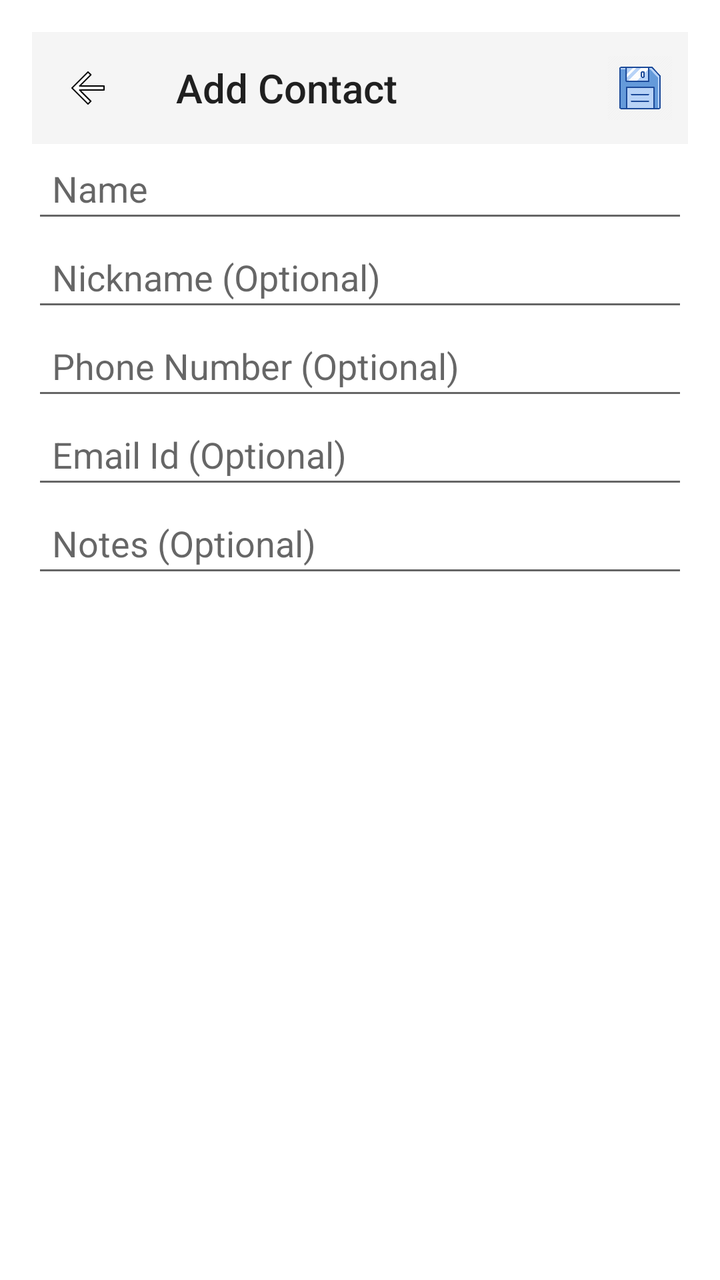
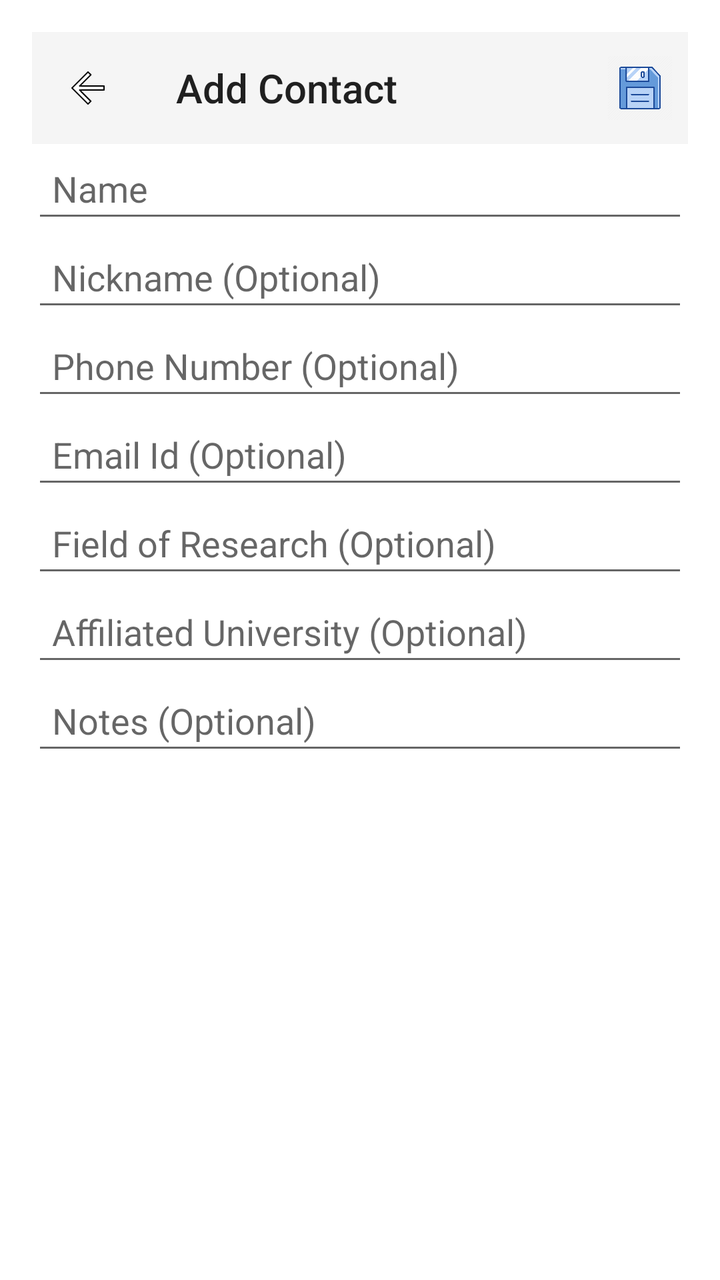

Before-and-after screenshots of an Android layout around one commit, followed by the original layout XML and the change that was made.
<!-- AndroidManifest.xml: application theme AppTheme -->
<!-- res/layout/activity_contact_entry.xml -->
<?xml version="1.0" encoding="utf-8"?>
<LinearLayout xmlns:android="http://schemas.android.com/apk/res/android"
    android:layout_width="match_parent"
    android:layout_height="match_parent"
    xmlns:app="http://schemas.android.com/apk/res-auto"
    android:orientation="vertical"
    android:padding="16dp"
    android:background="@color/white">

    <androidx.appcompat.widget.Toolbar
        android:id="@+id/contactEntryToolbar"
        android:layout_width="match_parent"
        android:layout_height="?attr/actionBarSize"
        android:background="?attr/colorPrimary"
        android:theme="@style/ThemeOverlay.AppCompat.ActionBar"
        app:title="Add Contact"
        app:titleTextAppearance="@style/TextAppearance.AppCompat.Widget.ActionBar.Title"
        app:popupTheme="@style/ThemeOverlay.AppCompat.Light"
        app:navigationIcon="@drawable/ic_back_arrow"
        app:menu="@menu/contact_entry_menu"/>


    <EditText
        android:id="@+id/et_name"
        android:layout_width="match_parent"
        android:layout_height="wrap_content"
        android:hint="Name"
        android:padding="10dp"/>

    <EditText
        android:id="@+id/et_nickname"
        android:layout_width="match_parent"
        android:layout_height="wrap_content"
        android:hint="Nickname (Optional)"
        android:padding="10dp"/>

    <EditText
        android:id="@+id/et_phone"
        android:layout_width="match_parent"
        android:layout_height="wrap_content"
        android:hint="Phone Number (Optional)"
        android:padding="10dp"
        android:inputType="phone"/>

    <EditText
        android:id="@+id/et_email"
        android:layout_width="match_parent"
        android:layout_height="wrap_content"
        android:hint="Email Id (Optional)"
        android:padding="10dp"
        android:inputType="textEmailAddress"/>

    <EditText
        android:id="@+id/et_notes"
        android:layout_width="match_parent"
        android:layout_height="wrap_content"
        android:hint="Notes (Optional)"
        android:padding="10dp"/>

</LinearLayout>
<!-- resources referenced by this layout -->
<resources>
  <color name="white">#FFFFFFFF</color>
  <!-- drawable ic_back_arrow (drawable) -->
  <?xml version="1.0" encoding="utf-8"?>
  <vector xmlns:android="http://schemas.android.com/apk/res/android"
      android:width="24dp"
      android:height="24dp"
      android:viewportWidth="24"
      android:viewportHeight="24">
  
      <path
          android:fillColor="@android:color/white"
          android:strokeColor="@android:color/black"
          android:strokeWidth="0.7"
          android:strokeLineJoin="round"
          android:strokeLineCap="round"
          android:pathData="M20,11H7.83L13.42,5.41L12,4L4,12L12,20L13.41,18.59L7.83,13H20V11Z"/>
  </vector>
  <style name="AppTheme" parent="Theme.AppCompat.Light.NoActionBar">
          
          <item name="windowActionBar">false</item>
          <item name="windowNoTitle">true</item>
      </style>
</resources>

<!-- the commit's change to res/layout/activity_contact_entry.xml (unified diff, before → after) -->
@@ -18,7 +18,6 @@
         app:popupTheme="@style/ThemeOverlay.AppCompat.Light"
         app:navigationIcon="@drawable/ic_back_arrow"
         app:menu="@menu/contact_entry_menu"/>
-
 
     <EditText
         android:id="@+id/et_name"
@@ -51,6 +50,20 @@
         android:inputType="textEmailAddress"/>
 
     <EditText
+        android:id="@+id/et_field"
+        android:layout_width="match_parent"
+        android:layout_height="wrap_content"
+        android:hint="Field of Research (Optional)"
+        android:padding="10dp"/>
+
+    <EditText
+        android:id="@+id/et_university"
+        android:layout_width="match_parent"
+        android:layout_height="wrap_content"
+        android:hint="Affiliated University (Optional)"
+        android:padding="10dp"/>
+
+    <EditText
         android:id="@+id/et_notes"
         android:layout_width="match_parent"
         android:layout_height="wrap_content"
